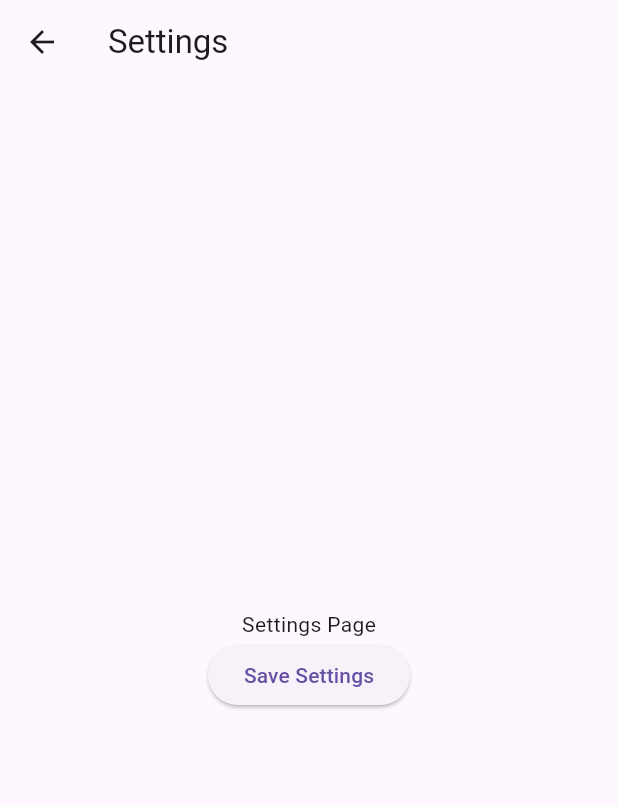
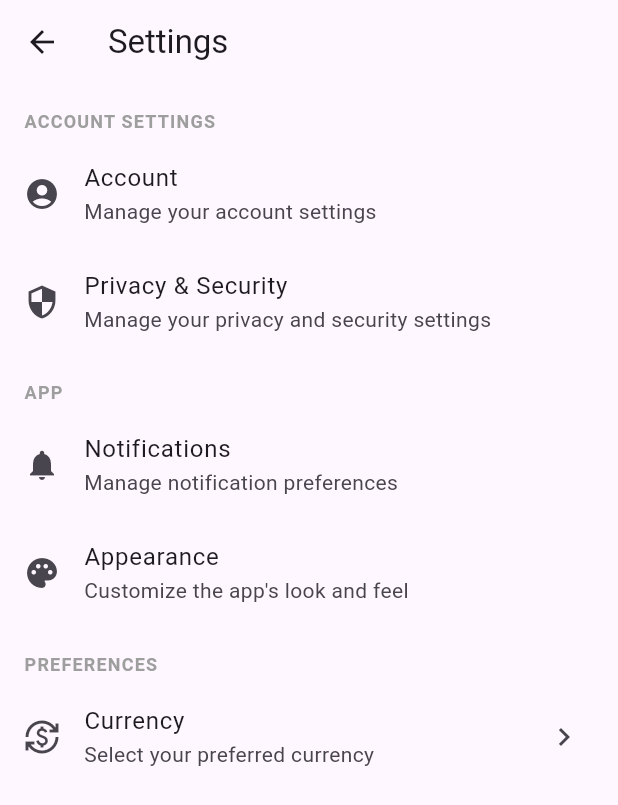
Before and after one commit to binayuchai/BFinance-App, a Flutter app: the Settings screen opened directly, on a phone screen of 412 x 824 dp. Shown: the top 805 px of the screen. Run offline on Flutter 3.47's test engine with Material 3 defaults, Android fonts, the phone set to English and light mode, and no system bars; our stand-ins replace fl_chart, flutter_secure_storage, jwt_decoder, shared_preferences; missing offline and left inert: currency_picker; accounts and stored records are empty; Roboto replaces fonts that are missing (Poppins).

Commit message:
implementing the setting widget

```diff
--- /dev/null
+++ b/lib/features/dashboard/helper/section_header.dart
@@ -0,0 +1,16 @@
+import 'package:flutter/material.dart';
+
+Widget sectionHeader(String title) {
+  return Padding(
+    padding: const EdgeInsets.fromLTRB(16, 16, 16, 4),
+    child: Text(
+      title.toUpperCase(),
+      style: const TextStyle(
+        fontSize: 12,
+        fontWeight: FontWeight.w600,
+        color: Colors.grey,
+        letterSpacing: 0.8,
+      ),
+    ),
+  );
+}
--- a/lib/features/dashboard/view/widgets/settings.dart
+++ b/lib/features/dashboard/view/widgets/settings.dart
@@ -1,31 +1,77 @@
 import 'package:flutter/material.dart';
+import 'package:provider/provider.dart';
+import 'package:bfinance/providers/currency_provider.dart';
+import 'package:bfinance/navigation/bottom_nav.dart';
+import 'package:bfinance/features/dashboard/helper/section_header.dart';
+import 'package:currency_picker/currency_picker.dart';
 
-class Settings extends StatefulWidget {
+class Settings extends StatelessWidget {
   const Settings({super.key});
 
   @override
-  State<Settings> createState() => _SettingsState();
-}
+  Widget build(BuildContext context) {
+    final currencyProvider = context.watch<CurrencyProvider>();
+    return Scaffold(
+      appBar: AppBar(title: Text("Settings")),
+      body: ListView(
+        children: [
+          //Account Settings
+          sectionHeader("Account Settings"),
+          ListTile(
+            leading: Icon(Icons.account_circle),
+            title: Text("Account"),
+            subtitle: Text("Manage your account settings"),
+            onTap: () {
+              // Navigate to account settings page
+            },
+          ),
+          ListTile(
+            leading: Icon(Icons.security),
+            title: Text("Privacy & Security"),
+            subtitle: Text("Manage your privacy and security settings"),
+            onTap: () {
+              // Navigate to privacy & security settings page
+            },
+          ),
+          sectionHeader("App"),
+          ListTile(
+            leading: Icon(Icons.notifications),
+            title: Text("Notifications"),
+            subtitle: Text("Manage notification preferences"),
+            onTap: () {
+              // Navigate to notification settings page
+            },
+          ),
+          ListTile(
+            leading: Icon(Icons.palette),
+            title: Text("Appearance"),
+            subtitle: Text("Customize the app's look and feel"),
+            onTap: () {
+              // Navigate to appearance settings page
+            },
+          ),
+          //Preferences
+          sectionHeader("Preferences"),
+          ListTile(
+            leading: Icon(Icons.currency_exchange),
+            title: Text("Currency"),
+            subtitle: Text("Select your preferred currency"),
+            trailing: const Icon(Icons.chevron_right),
 
-class _SettingsState extends State<Settings> {
-  @override
-  Widget build(BuildContext context) {
-    return Scaffold(
-      appBar: AppBar(title: const Text('Settings')),
-      body: Center(
-        child: Column(
-          mainAxisAlignment: MainAxisAlignment.center,
-          children: [
-            const Text('Settings Page'),
-            ElevatedButton(
-              onPressed: () {
-                // Add your settings logic here
-                print('Settings button pressed');
-              },
-              child: const Text('Save Settings'),
-            ),
-          ],
-        ),
+            onTap: () {
+              // Show currency selection dialog
+              showCurrencyPicker(
+                context: context,
+                showFlag: true,
+                showCurrencyName: true,
+                showCurrencyCode: true,
+                onSelect: (Currency currency) {
+                  currencyProvider.setCurrency(currency.code);
+                },
+              );
+            },
+          ),
+        ],
       ),
     );
   }
```
